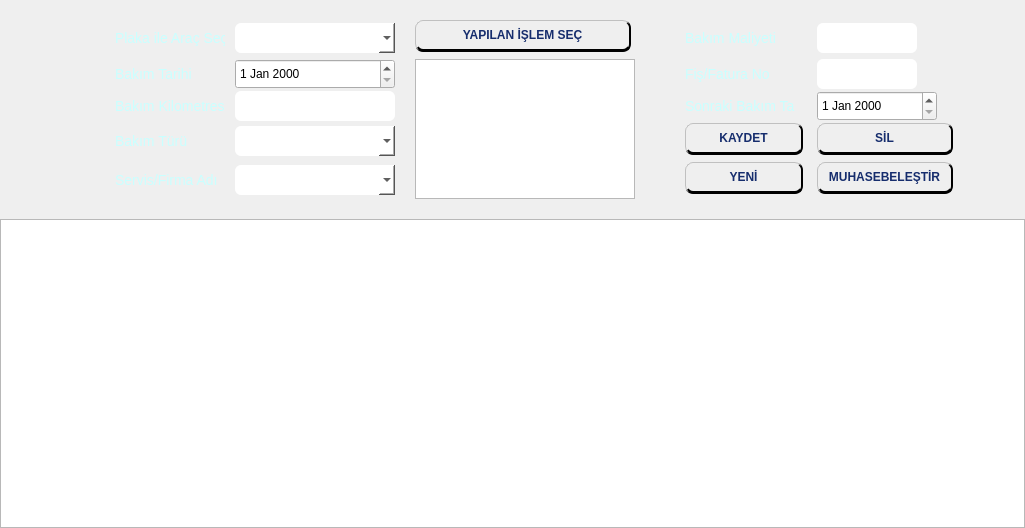
Old version of the form ui/ui_files/repairs_window.ui in the repository AyhanErcan70/SATTUP.
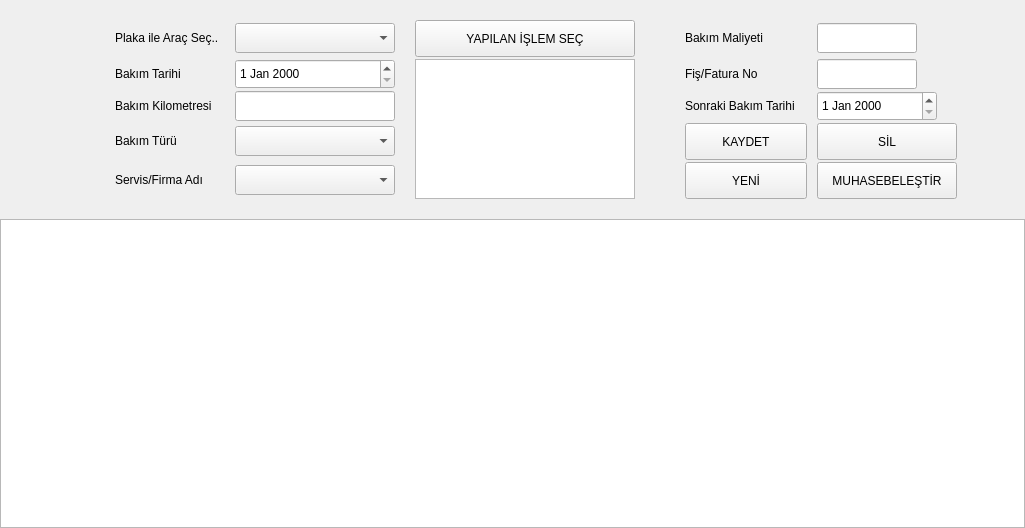
New version of the form. Icons and pictures are not drawn.

Diff of the .ui file:
```diff
--- a/ui/ui_files/repairs_window.ui
+++ b/ui/ui_files/repairs_window.ui
@@ -19,121 +19,6 @@
   <property name="windowTitle">
    <string>Form</string>
   </property>
-  <property name="styleSheet">
-   <string notr="true">QWidget#main_form{border-image: url(:/resimler/a22.png);}
-QWidget#main_form QLabel{color: rgb(202, 255, 255);font_family: &quot;Calibri&quot;;font-size: 14px;}
-
-QFrame#top_frame, QFrame#middle_n_frame, QFrame#middle_s_frame{background: transparent;}
-
-QFrame#top_frame QLineEdit#txt_personel_kodu, QFrame#top_frame QLineEdit#txt_musteri_kodu, QFrame#top_frame QLineEdit#txt_arac_kodu, QFrame#top_frame QLineEdit#txt_sozlesme_kodu{
-	border: none;
-	background:none;
-	background-color:transparent;
-	font-family: &quot;&quot;Poppins&quot;&quot;;
-	font-weight: bold;
-	font-size: 12pt;
-	text-align: center;
-	color:#00ff7f;
-}
-
-QFrame QLineEdit, QFrame QComboBox, QFrame QateEdit {
-	
-	background-color: #fff;
-	border-radius: 6px;
-} 
-QFrame QLineEdit:focus, QFrame QComboBox:focus, QFrame QateEdit:focus {
-	background-color: #ffff10;
-	border: 1px solid #da0000;
-	border-radius: 6px;
-} 
-
-QFrame#top_frame QLabel{color: rgb(202, 255, 255);font_family: &quot;Calibri&quot;;font-size: 14px;}
-QFrame#top_frame QLabel#lbl_photo{font-size: 10px;}
-
-QWidget#main_form QPushButton {
-	background-color: qlineargradient(x1:0, y1:0, x2:0, y2:1,
-                                      stop:0 #B0B0B0, stop: 0.5 #9D9D9D,
-                                      stop: 0.6 #8D8D8D, stop:1 #686868);
-    color: #162d6d;
-    font-family: 'Yu Gothic UI', sans-serif; 
-	font-weight: bold;   
-    font-size: 12px;
-    border-radius: 8px;
-	border-top: 1px solid #C0C0C0;
-    border-left: 1px solid #C0C0C0;
-    border-right: 2px solid #000; 
-    border-bottom: 3px solid #000; 
-	min-height: 28px;
-    margin-right: 4px; 
-    margin-bottom: 5px;    
-}
-QWidget#main_form QPushButton:hover {
-    color: #fff;
-   font-size:14px;
-    border-right: 4px solid #A9A9A9;
-    border-bottom: 5px solid #808080;
-}
-
-QWidget#main_form QPushButton:pressed {
-    color: #55ff00;
-    border-top: 2px solid #696969;
-    border-left: 2px solid #696969;
-    border-right: 1px solid #808080;   
-    border-bottom: 1px solid #808080;     
-    margin-top: 4px;  
-    margin-left: 0px; 
-    margin-bottom: 1px;
-    margin-right: 2px;    
-    padding-top: 10px;  
-}
-
-QFrame#top_frame QTableWidget{
-	color: #000;
-    background-color: #ffffff;
-    alternate-background-color: #cfd0d1;
-    gridline-color: #96999c;            
-    border: 1px solid #4e4e50;
-    border-radius: 4px;
-       
-    outline: 0;                        
-}
-QFrame#top_frame QHeaderView::section, QFrame#bottom_frame QHeaderView::section, QFrame#middle_n_frame QHeaderView::section, QFrame#middle_s_frame QHeaderView::section {
-    background-color: qlineargradient(x1:0, y1:0, x2:0, y2:1,
-                                      stop:0 #2246AA, stop: 0.5 #1A3580,
-                                      stop: 0.6 #162d6d, stop:1 #20409c);
-    color: white;
-    padding-left: 4px;
-    border: 1px solid #6c6c6c;
-}
-
-QFrame#top_frame QTableWidget::item, QFrame#bottom_frame QTableWidget::item, QFrame#middle_n_frame QTableWidget::item, QFrame#middle_s_frame QTableWidget::item {
-    padding: 2px 6px;
-    border-bottom: 1px solid #757779;
-}
-
-QFrame#top_frame QTableWidget::item:selected, QFrame#bottom_frame QTableWidget::item:selected, QFrame#middle_n_frame QTableWidget::item:selected, QFrame#middle_s_frame QTableWidget::item:selected {
-    background-color: #e1f5fe;
-    color: #162D6D;
-    border-left: 3px solid #01c4ff;  
-}
-
-QFrame#top_frame QTableWidget QTableCornerButton::section, QFrame#bottom_frame QTableWidget QTableCornerButton::section, QFrame#middle_n_frame QTableWidget QTableCornerButton::section, QFrame#middle_s_frame QTableWidget QTableCornerButton::section {
-    background-color: #162D6D;
-    border: none;
-}
-/*QWidget#main_form QComboBox::down-arrow {
-	image: url(:/simgeler/down-arrow2.png);}
-
-QWidget#main_form QComboBox::down-arrow:on { 
-    top: 1px;
-    left: 1px;
-}*/
-
-
-
-
-</string>
-  </property>
   <layout class="QGridLayout" name="gridLayout_4">
    <property name="leftMargin">
     <number>0</number>
```
Left out of the diff: 12 changed lines with no effect on the pictures.
